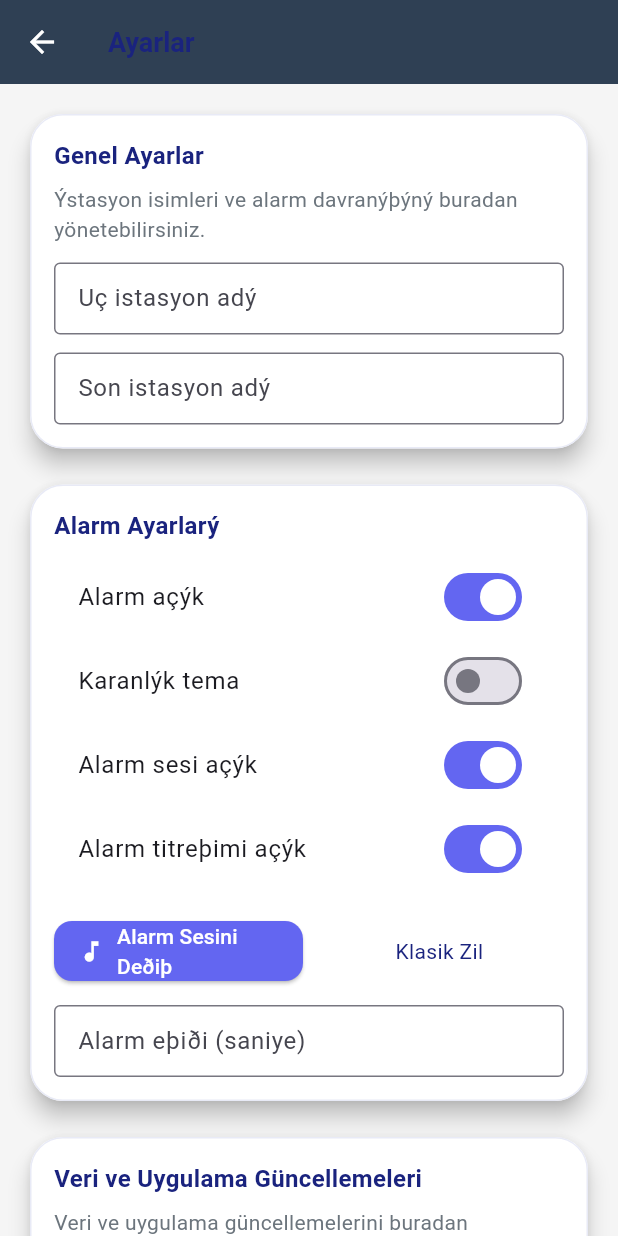
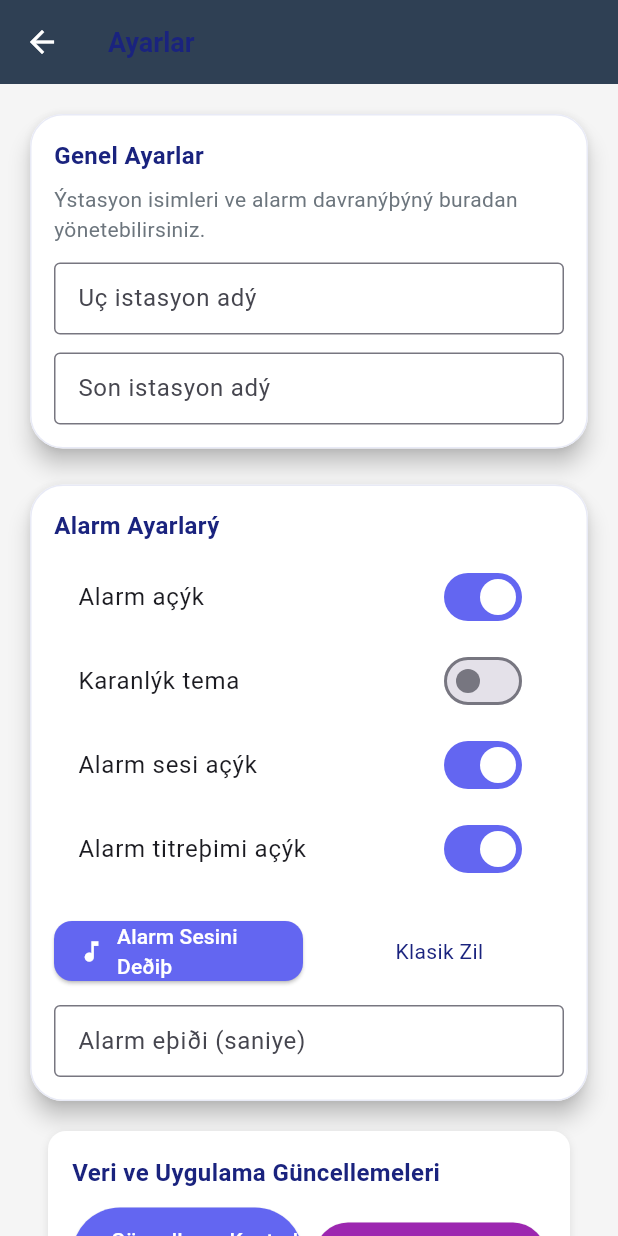
Before and after one commit to Onur2x/trainschedule-android-to-ios, a Flutter app: the screen it shows after launch, after a tap on the "settings" icon, on a phone screen of 412 x 824 dp. Run offline on Flutter 3.47's test engine with Material 3 defaults, Android fonts, the light colour scheme and no system bars; our stand-ins replace shared_preferences; network calls fail.

Commit message:
Bir Sonraki Tur ve Güncelleme Paneli Düzeltmeleri
- Bir sonraki tur mantýðý Android ile ayný
- Görev numarasýna göre filtreleme
- direction 0 = uç istasyon kalkýþlarý
- HH:MM:SS formatýnda sayým
- Güncelleme paneli ayarlar ekranýna taþýndý
- Provider ile seçili görev numarasýný kullanma

```diff
--- a/lib/screens/exact_android_screen.dart
+++ b/lib/screens/exact_android_screen.dart
@@ -6,7 +6,6 @@ import '../providers/train_schedule_provider.dart';
 import '../models/timetable_entity.dart';
 import '../widgets/exact_android_grid_widget.dart';
 import '../widgets/exact_android_countdown_widget.dart';
-import '../widgets/exact_android_update_widget.dart';
 import '../widgets/exact_android_search_widget.dart';
 import 'settings_screen.dart';
 
@@ -92,11 +91,6 @@ class _ExactAndroidScreenState extends State<ExactAndroidScreen> {
 
               // Countdown Card
               const ExactAndroidCountdownWidget(),
-
-              const SizedBox(height: 16),
-
-              // Update Card
-              const ExactAndroidUpdateWidget(),
 
               const SizedBox(height: 16),
 
--- a/lib/screens/settings_screen.dart
+++ b/lib/screens/settings_screen.dart
@@ -4,6 +4,7 @@ import 'package:provider/provider.dart';
 import '../providers/train_schedule_provider.dart';
 import '../services/alarm_manager.dart';
 import '../services/settings_service.dart';
+import '../widgets/exact_android_update_widget.dart';
 
 class SettingsScreen extends StatefulWidget {
   const SettingsScreen({Key? key}) : super(key: key);
@@ -466,81 +467,7 @@ class _SettingsScreenState extends State<SettingsScreen> {
             const SizedBox(height: 16),
 
             // Güncelleme Ayarlarý
-            Card(
-              elevation: 6,
-              color: Colors.white,
-              shape: RoundedRectangleBorder(
-                borderRadius: BorderRadius.circular(22),
-                side: BorderSide(
-                  color: const Color(0xFFE8EAF6),
-                  width: 1,
-                ),
-              ),
-              child: Padding(
-                padding: const EdgeInsets.all(16),
-                child: Column(
-                  crossAxisAlignment: CrossAxisAlignment.start,
-                  children: [
-                    const Text(
-                      'Veri ve Uygulama Güncellemeleri',
-                    style: TextStyle(
-                      color: Color(0xFF1A237E),
-                      fontSize: 16,
-                      fontWeight: FontWeight.w600,
-                    ),
-                    ),
-                    const SizedBox(height: 8),
-
-                    const Text(
-                      'Veri ve uygulama güncellemelerini buradan yönetebilirsiniz.',
-                    style: TextStyle(
-                      color: Color(0xFF6C757D),
-                      fontSize: 14,
-                    ),
-                    ),
-                    const SizedBox(height: 12),
-
-                    Row(
-                      children: [
-                        Expanded(
-                          child: ElevatedButton.icon(
-                            onPressed: () {
-                              // Güncelleme kontrolü
-                            },
-                            icon: const Icon(Icons.refresh),
-                            label: const Text('Güncelleme Kontrol Et'),
-                            style: ElevatedButton.styleFrom(
-                              backgroundColor: const Color(0xFF2196F3),
-                              foregroundColor: Colors.white,
-                              shape: RoundedRectangleBorder(
-                                borderRadius: BorderRadius.circular(12),
-                              ),
-                            ),
-                          ),
-                        ),
-                        const SizedBox(width: 8),
-                        Expanded(
-                          child: ElevatedButton.icon(
-                            onPressed: () {
-                              // Veri güncelleme
-                            },
-                            icon: const Icon(Icons.download),
-                            label: const Text('Veri Güncelle'),
-                            style: ElevatedButton.styleFrom(
-                              backgroundColor: const Color(0xFF4CAF50),
-                              foregroundColor: Colors.white,
-                              shape: RoundedRectangleBorder(
-                                borderRadius: BorderRadius.circular(12),
-                              ),
-                            ),
-                          ),
-                        ),
-                      ],
-                    ),
-                  ],
-                ),
-              ),
-            ),
+            const ExactAndroidUpdateWidget(),
 
             const SizedBox(height: 16),
 
--- a/lib/widgets/exact_android_countdown_widget.dart
+++ b/lib/widgets/exact_android_countdown_widget.dart
@@ -1,7 +1,10 @@
 import 'package:flutter/material.dart';
+import 'package:provider/provider.dart';
 import 'dart:async';
 import '../services/time_calculator.dart';
 import '../services/alarm_manager.dart';
+import '../services/train_schedule_service.dart';
+import '../providers/train_schedule_provider.dart';
 
 class ExactAndroidCountdownWidget extends StatefulWidget {
   const ExactAndroidCountdownWidget({Key? key}) : super(key: key);
@@ -35,35 +38,44 @@ class _ExactAndroidCountdownWidgetState extends State<ExactAndroidCountdownWidge
     });
   }
 
-  void _updateCountdown() {
+  void _updateCountdown() async {
     final now = DateTime.now();
 
-    // Örnek kalkýþ saatleri (gerçek veriden gelmeli)
-    _departureTimes = [
-      DateTime(now.year, now.month, now.day, 6, 0, 0),
-      DateTime(now.year, now.month, now.day, 6, 8, 29),
-      DateTime(now.year, now.month, now.day, 6, 16, 58),
-      DateTime(now.year, now.month, now.day, 6, 25, 27),
-      DateTime(now.year, now.month, now.day, 6, 33, 56),
-      DateTime(now.year, now.month, now.day, 6, 42, 25),
-      DateTime(now.year, now.month, now.day, 6, 50, 54),
-      DateTime(now.year, now.month, now.day, 7, 7, 52),
-      DateTime(now.year, now.month, now.day, 7, 15, 8),
-      DateTime(now.year, now.month, now.day, 7, 22, 24),
-      DateTime(now.year, now.month, now.day, 7, 29, 40),
-      DateTime(now.year, now.month, now.day, 7, 36, 56),
-    ];
+    // Provider'dan seçili görev numarasýný al
+    final provider = context.read<TrainScheduleProvider>();
+    final selectedTrainNumber = provider.selectedTrainNumber ?? 1;
+
+    // Gerçek veriyi yükle
+    final timetables = await TrainScheduleService.getTimetables();
+
+    // Görev numarasýna göre filtrele
+    final filteredTimetables = timetables.where((t) => t.trainNumber == selectedTrainNumber).toList();
+
+    // direction 0 = uç istasyon kalkýþlarý
+    final departureTimes = filteredTimetables
+        .where((t) => t.direction == 0)
+        .map((t) => TimeCalculator.parseTime(t.time))
+        .where((time) => time != null)
+        .cast<DateTime>()
+        .toList();
 
     // Sonraki kalkýþý bul
-    _nextDeparture = TimeCalculator.findNextDeparture(_departureTimes, now);
+    _nextDeparture = TimeCalculator.findNextDeparture(departureTimes, now);
 
     if (_nextDeparture != null) {
       final remainingSeconds = TimeCalculator.secondsUntil(now, _nextDeparture!);
       _countdownText = TimeCalculator.formatHhMmSs(remainingSeconds);
-      _hintText = 'Bir sonraki tur saati: ${TimeCalculator.formatTime(_nextDeparture!)}';
+
+      // Orijinal saat formatýný bul
+      final originalTime = filteredTimetables
+          .where((t) => t.direction == 0)
+          .firstWhere((t) => TimeCalculator.parseTime(t.time) == _nextDeparture,
+              orElse: () => filteredTimetables.first);
+
+      _hintText = 'Bir sonraki tur saati: ${originalTime.time}';
 
       // Alarm kontrolü
-      AlarmManager.evaluateAlarm(_nextDeparture!, 1);
+      AlarmManager.evaluateAlarm(_nextDeparture!, selectedTrainNumber);
     } else {
       _countdownText = '--:--:--';
       _hintText = 'Bugünkü turlar bitti';
```
